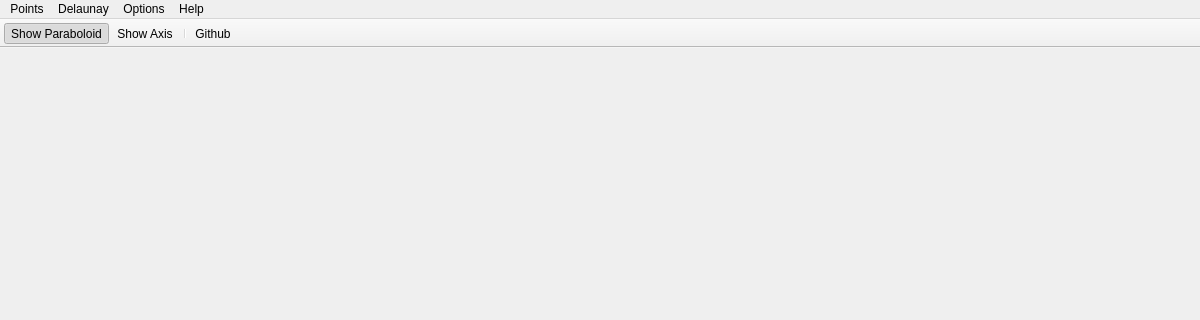
This is mainwindow.ui in qiaone/delaunay as Qt 5 draws it before an edit; both pictures show x 0 to 1200 and y 0 to 320 of the 1200 by 680 pixel window. The edited form follows.
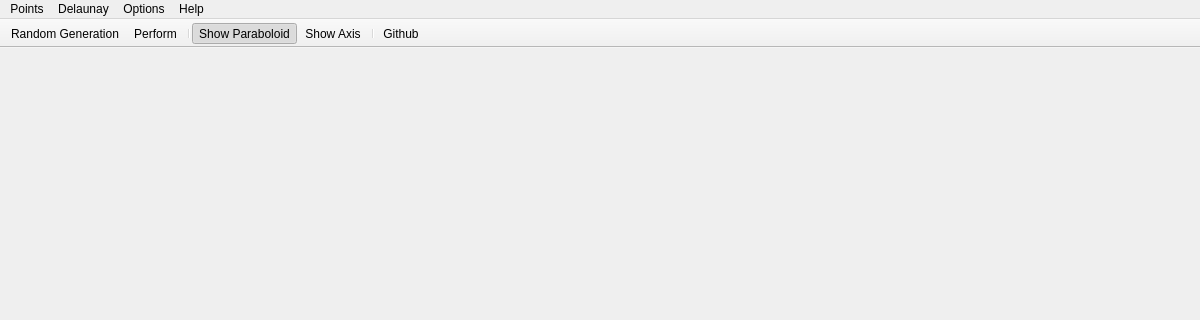
This is the edited form. Icons and pictures are not drawn. Custom widgets are drawn as their Qt base class.

The edit to the form file:
```diff
--- a/mainwindow.ui
+++ b/mainwindow.ui
@@ -90,6 +90,9 @@
    <attribute name="toolBarBreak">
     <bool>false</bool>
    </attribute>
+   <addaction name="actionRandomGeneration"/>
+   <addaction name="actionPerform"/>
+   <addaction name="separator"/>
    <addaction name="actionShow_Paraboloid"/>
    <addaction name="actionShow_Axis"/>
    <addaction name="separator"/>
```
Left out of the diff: 8 changed lines with no effect on the pictures.
